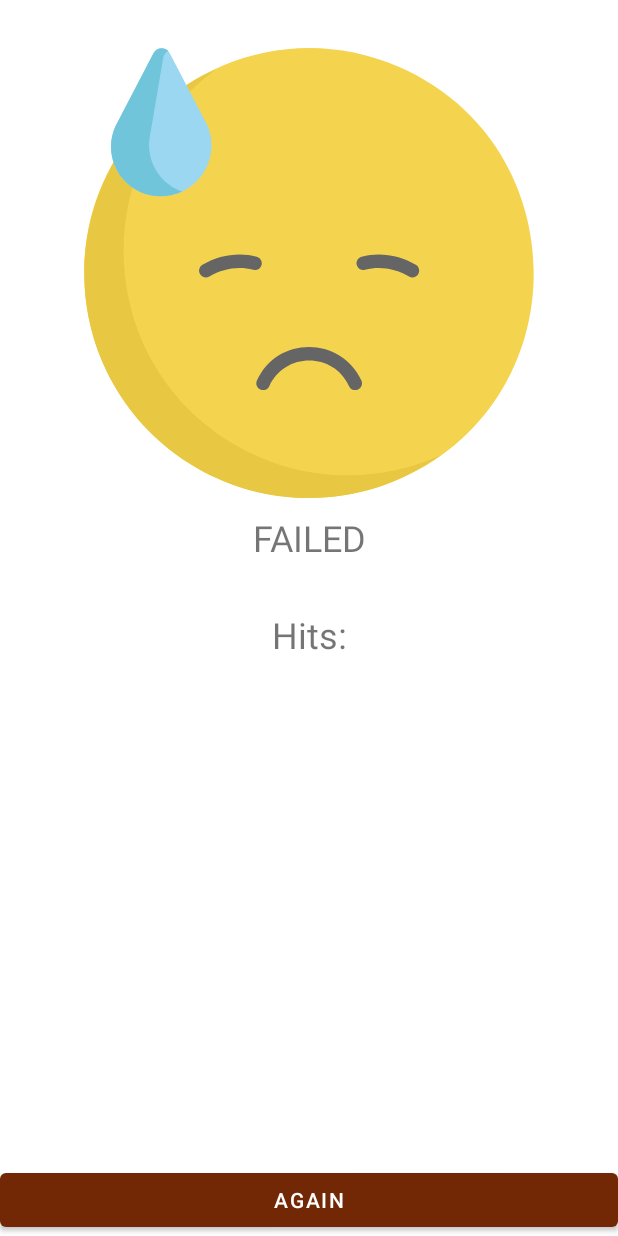
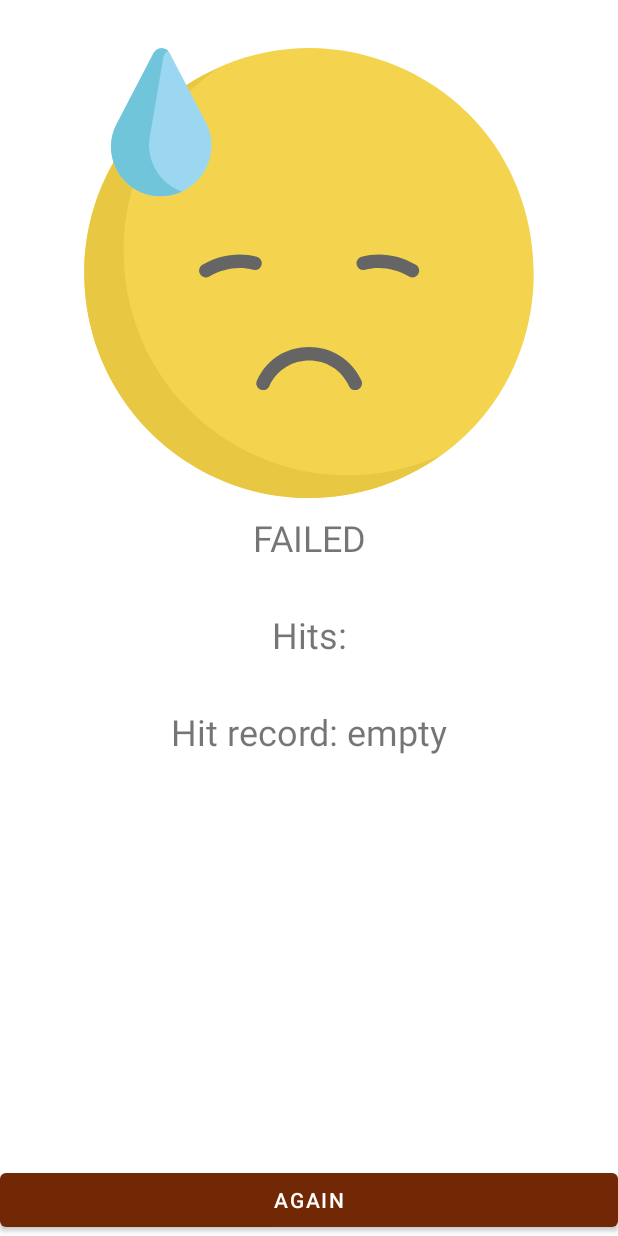
Before and after one commit to SakhSH/WhacAMoleApp, an Android app: the fragment GameFinishedFragment placed in its activity, on a phone screen of 412 x 824 dp. Run offline under Robolectric (Android 15) with nearby library versions, the phone set to English and light mode, and no system bars; 3 statements that could not run were skipped.

Commit message:
Second commit

```diff
--- a/app/src/main/java/com/example/whacamoleapp/domain/entity/GameResult.kt
+++ b/app/src/main/java/com/example/whacamoleapp/domain/entity/GameResult.kt
@@ -6,7 +6,6 @@ import kotlinx.parcelize.Parcelize
 @Parcelize
 data class GameResult(
 
-    val id: Int,
     var winner: Boolean,
     var countOfHits: Int
 ) : Parcelable
--- a/app/src/main/java/com/example/whacamoleapp/presentation/GameFinishedFragment.kt
+++ b/app/src/main/java/com/example/whacamoleapp/presentation/GameFinishedFragment.kt
@@ -17,7 +17,7 @@ class GameFinishedFragment : Fragment() {
 
     private var _binding: FragmentGameFinishedBinding? = null
     private val binding: FragmentGameFinishedBinding
-        get() = _binding ?: throw RuntimeException("FragmentWelcomeBinding == null")
+        get() = _binding ?: throw RuntimeException("FragmentGameFinishedBinding == null")
 
     private val args by navArgs<GameFinishedFragmentArgs>()
 
@@ -31,6 +31,8 @@ class GameFinishedFragment : Fragment() {
 
     override fun onViewCreated(view: View, savedInstanceState: Bundle?) {
         super.onViewCreated(view, savedInstanceState)
+        val pref = requireActivity().getPreferences(Context.MODE_PRIVATE)
+        val record = pref.getString(SP_KEY, DEFAULT_VALUE_PREF)
         with(binding) {
             if (args.gameResult.winner) {
                 tvResult.text = RESULT_VICTORY
@@ -39,7 +41,9 @@ class GameFinishedFragment : Fragment() {
                 tvResult.text = RESULT_FAILED
                 ivLogo.setImageResource(R.drawable.ic_sad)
             }
-            tvResultHits.text = RESULT_HITS + args.gameResult.countOfHits.toString()
+            tvResultHits.text =
+                requireContext().getString(R.string.hits_text, args.gameResult.countOfHits)
+            binding.tvRecordGame.text = requireContext().getString(R.string.record_text, record)
             buttonAgain.setOnClickListener { launchWelcomeFragment() }
         }
     }
@@ -54,7 +58,8 @@ class GameFinishedFragment : Fragment() {
     }
 
     companion object {
-        private const val RESULT_HITS = "Hits: "
+        private const val DEFAULT_VALUE_PREF = "empty"
+        private const val SP_KEY = "record"
         private const val RESULT_VICTORY = "VICTORY"
         private const val RESULT_FAILED = "FAILED"
     }
--- a/app/src/main/java/com/example/whacamoleapp/presentation/WelcomeFragment.kt
+++ b/app/src/main/java/com/example/whacamoleapp/presentation/WelcomeFragment.kt
@@ -7,9 +7,11 @@ import androidx.fragment.app.Fragment
 import android.view.LayoutInflater
 import android.view.View
 import android.view.ViewGroup
+import android.widget.Button
 import androidx.navigation.fragment.findNavController
 import com.example.whacamoleapp.R
 import com.example.whacamoleapp.databinding.FragmentWelcomeBinding
+import com.example.whacamoleapp.domain.entity.Mole
 
 class WelcomeFragment : Fragment() {
 
@@ -33,7 +35,7 @@ class WelcomeFragment : Fragment() {
         binding.buttonStart.setOnClickListener {
             launchGameFragment()
         }
-        binding.tvRecordGame.text = RECORD_TEXT + record
+        binding.tvRecordGame.text = requireContext().getString(R.string.record_text, record)
     }
 
     private fun launchGameFragment() {
@@ -46,7 +48,6 @@ class WelcomeFragment : Fragment() {
     }
 
     companion object{
-        private const val RECORD_TEXT = "Hit record: "
         private const val DEFAULT_VALUE_PREF = "empty"
         private const val SP_KEY = "record"
     }
--- a/app/src/main/res/layout/fragment_game_finished.xml
+++ b/app/src/main/res/layout/fragment_game_finished.xml
@@ -45,6 +45,20 @@
         android:textSize="@dimen/xl_text_size"
         app:layout_constraintTop_toBottomOf="@id/tv_result" />
 
+    <TextView
+        android:id="@+id/tv_record_game"
+        android:layout_width="match_parent"
+        android:layout_height="wrap_content"
+        android:layout_marginStart="@dimen/l_margin"
+        android:layout_marginTop="@dimen/xl_margin"
+        android:layout_marginEnd="@dimen/l_margin"
+        android:gravity="center"
+        android:text="@string/record_game"
+        android:textSize="@dimen/xl_text_size"
+        app:layout_constraintEnd_toEndOf="parent"
+        app:layout_constraintStart_toStartOf="parent"
+        app:layout_constraintTop_toBottomOf="@id/tv_result_hits" />
+
     <Button
         android:id="@+id/button_again"
         android:layout_width="match_parent"
--- a/app/src/main/res/values/strings.xml
+++ b/app/src/main/res/values/strings.xml
@@ -10,4 +10,6 @@
     <string name="mole_hits">Hits:</string>
     <string name="timer_default">00:00</string>
     <string name="ib_mole">image button mole</string>
+    <string name="record_text">Hit record: %s</string>
+    <string name="hits_text">Hits: %d</string>
 </resources>
```
Also changed, not shown: app/src/main/java/com/example/whacamoleapp/presentation/GameFragment.kt (+29 -45 lines), app/src/main/java/com/example/whacamoleapp/presentation/GameViewModel.kt (+6 -6 lines).
